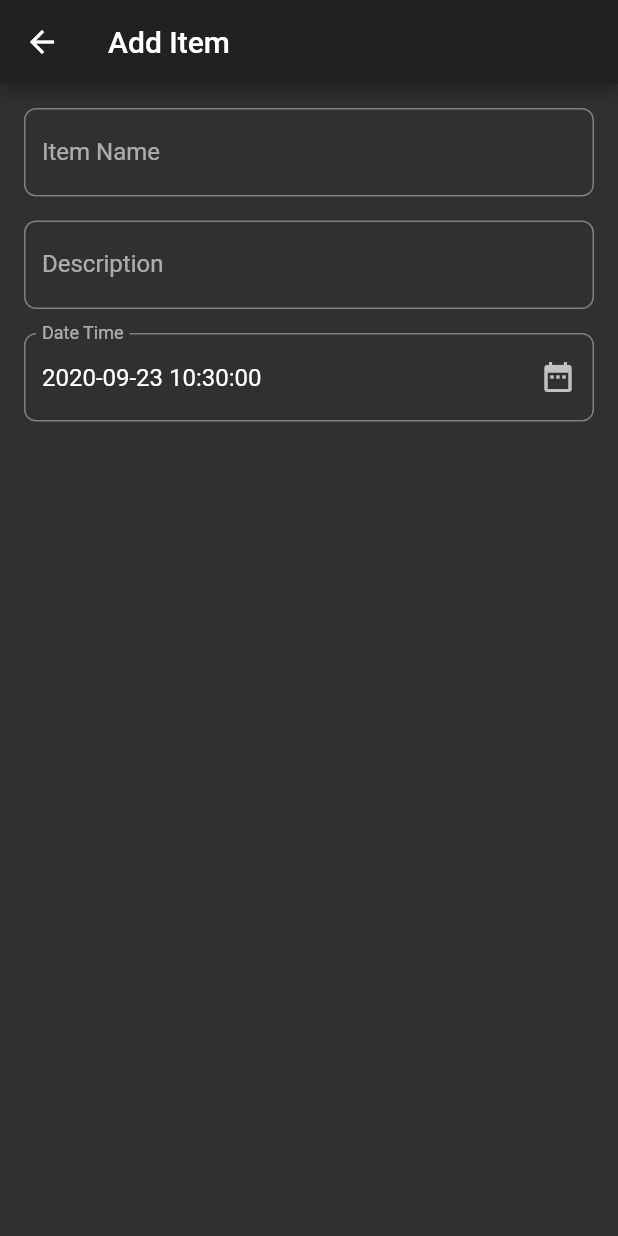
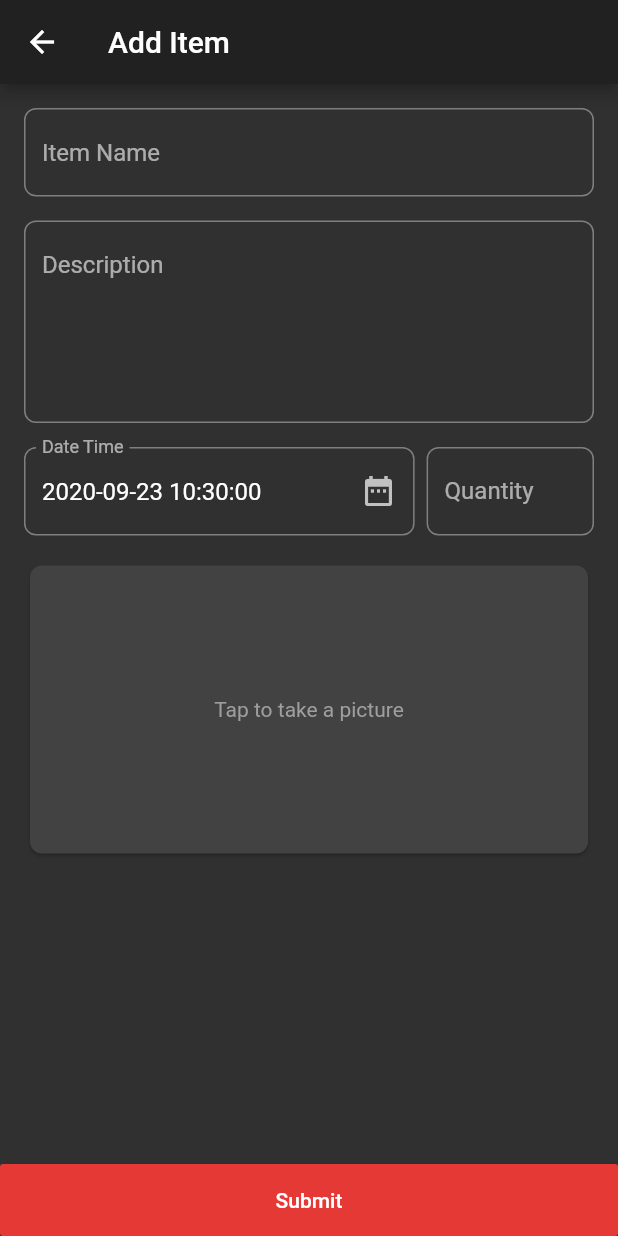
Before and after one commit to Fizhu/Inventory, a Flutter app: the AddPage screen opened by its route, on a phone screen of 412 x 824 dp. Run offline on Flutter 3.47's test engine with Material 2 defaults, Android fonts, the phone set to English and light mode, and no system bars; our stand-ins replace bloc, cached_network_image, dio, equatable, flutter_bloc, flutter_svg and 3 more; accounts and stored records are empty; generated files the repository leaves out were written again.

Commit message:
update add layout

```diff
--- a/lib/ui/add/add.dart
+++ b/lib/ui/add/add.dart
@@ -26,6 +26,13 @@ class _AddPageState extends State<AddPage> {
         appBar: AppBar(
           title: Text('Add Item'),
         ),
+        bottomNavigationBar: RaisedButton(
+          textColor: Colors.white,
+          materialTapTargetSize: MaterialTapTargetSize.shrinkWrap,
+          padding: EdgeInsets.all(16.0),
+          onPressed: () {},
+          child: Text('Submit'),
+        ),
         body: SingleChildScrollView(
           child: Padding(
             padding: EdgeInsets.all(16.0),
@@ -33,16 +40,20 @@ class _AddPageState extends State<AddPage> {
               crossAxisAlignment: CrossAxisAlignment.stretch,
               children: [
                 _formInput(TextInputType.text, 'Item Name', null, (value) {},
-                    (value) {}),
+                    (value) {}, 1),
                 SizedBox(
                   height: 16.0,
                 ),
-                _formInput(TextInputType.text, 'Description', null, (value) {},
-                    (value) {}),
+                _formInput(TextInputType.multiline, 'Description', null, (value) {},
+                    (value) {}, 5),
                 SizedBox(
                   height: 16.0,
                 ),
-                Container(
+                Row(
+                  children: [
+                    Expanded(
+                      flex: 7,
+                      child: Container(
                         child: TextFormField(
                           keyboardType: TextInputType.datetime,
                           onSaved: (String value) {},
@@ -63,6 +74,45 @@ class _AddPageState extends State<AddPage> {
                           ),
                         ),
                       ),
+                    ),
+                    SizedBox(width: 8.0,),
+                    Expanded(
+                      flex: 3,
+                      child: Container(
+                        child: TextFormField(
+                          keyboardType: TextInputType.number,
+                          decoration: InputDecoration(
+                              labelText: 'Quantity',
+                              border: OutlineInputBorder(
+                                borderRadius: BorderRadius.circular(8.0),
+                              )),
+                        ),
+                      ),
+                    )
+                  ],
+                ),
+                SizedBox(
+                  height: 16.0,
+                ),
+                Container(
+                  height: 200.0,
+                  child: Card(
+                    clipBehavior: Clip.antiAliasWithSaveLayer,
+                    semanticContainer: true,
+                    shape: RoundedRectangleBorder(
+                        borderRadius: BorderRadius.circular(8.0)),
+                    child: InkWell(
+                      onTap: () {},
+                      splashColor: Colors.orangeAccent.withAlpha(30),
+                      child: Center(
+                        child: Text('Tap to take a picture',
+                        style: TextStyle(
+                          color: Colors.grey
+                        ),),
+                      ),
+                    ),
+                  ),
+                )
               ],
             ),
           ),
@@ -91,14 +141,16 @@ class _AddPageState extends State<AddPage> {
   }
 
   _formInput(TextInputType textInputType, String label, Widget suffixIcon,
-          Function(String value) f, Function(String value) v) =>
+          Function(String value) f, Function(String value) v, int maxline) =>
       Container(
         child: TextFormField(
           keyboardType: textInputType,
           onSaved: f,
           validator: v,
+          maxLines: maxline,
           decoration: InputDecoration(
             labelText: label,
+            alignLabelWithHint: true,
             suffixIcon: suffixIcon,
             border: OutlineInputBorder(
               borderRadius: BorderRadius.circular(8.0),
```
Lines whose indentation alone changed are shown as unchanged.
